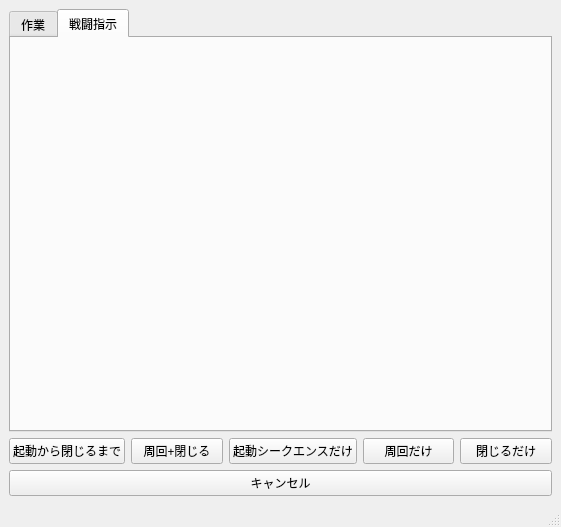
The window that GUIprototype4.ui (jeffreytano/AutoHebuban) describes before a commit, drawn with Qt 5.
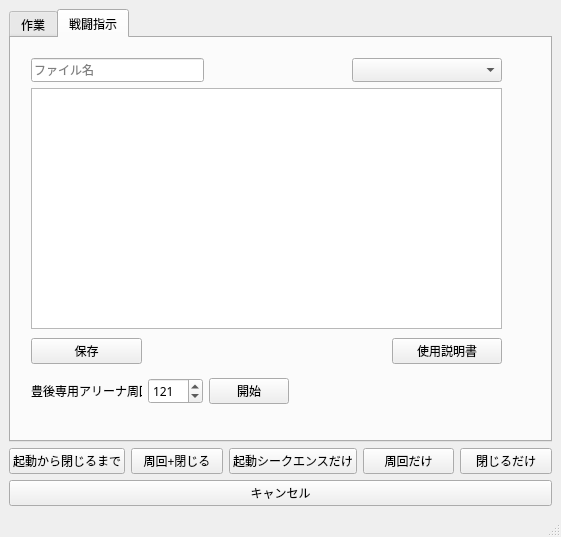
The same window after the commit. The open tabs and pages were chosen to show the change. Icons and pictures are not drawn.

Patch:
```diff
--- a/GUIprototype4.ui
+++ b/GUIprototype4.ui
@@ -7,7 +7,7 @@
     <x>0</x>
     <y>0</y>
     <width>561</width>
-    <height>527</height>
+    <height>537</height>
    </rect>
   </property>
   <property name="windowTitle">
@@ -881,6 +881,128 @@
        <attribute name="title">
         <string>戦闘指示</string>
        </attribute>
+       <widget class="QPlainTextEdit" name="instructionEdit">
+        <property name="geometry">
+         <rect>
+          <x>20</x>
+          <y>50</y>
+          <width>471</width>
+          <height>241</height>
+         </rect>
+        </property>
+       </widget>
+       <widget class="QWidget" name="">
+        <property name="geometry">
+         <rect>
+          <x>20</x>
+          <y>340</y>
+          <width>258</width>
+          <height>26</height>
+         </rect>
+        </property>
+        <layout class="QHBoxLayout" name="bunchanLayout">
+         <item>
+          <widget class="QLabel" name="bunchanLabel">
+           <property name="text">
+            <string>豊後専用アリーナ周回</string>
+           </property>
+          </widget>
+         </item>
+         <item>
+          <widget class="QSpinBox" name="bunchanInput">
+           <property name="maximum">
+            <number>1000</number>
+           </property>
+           <property name="value">
+            <number>121</number>
+           </property>
+          </widget>
+         </item>
+         <item>
+          <widget class="QPushButton" name="bunchanButton">
+           <property name="text">
+            <string>開始</string>
+           </property>
+          </widget>
+         </item>
+        </layout>
+       </widget>
+       <widget class="QWidget" name="">
+        <property name="geometry">
+         <rect>
+          <x>20</x>
+          <y>20</y>
+          <width>471</width>
+          <height>24</height>
+         </rect>
+        </property>
+        <layout class="QHBoxLayout" name="horizontalLayout">
+         <property name="spacing">
+          <number>148</number>
+         </property>
+         <item>
+          <widget class="QLineEdit" name="fileName">
+           <property name="placeholderText">
+            <string>ファイル名</string>
+           </property>
+          </widget>
+         </item>
+         <item>
+          <widget class="QComboBox" name="fileComboBox">
+           <property name="minimumSize">
+            <size>
+             <width>150</width>
+             <height>0</height>
+            </size>
+           </property>
+          </widget>
+         </item>
+        </layout>
+       </widget>
+       <widget class="QWidget" name="">
+        <property name="geometry">
+         <rect>
+          <x>20</x>
+          <y>300</y>
+          <width>471</width>
+          <height>26</height>
+         </rect>
+        </property>
+        <layout class="QHBoxLayout" name="saveInfoLayout">
+         <property name="spacing">
+          <number>250</number>
+         </property>
+         <item>
+          <widget class="QPushButton" name="saveButton">
+           <property name="text">
+            <string>保存</string>
+           </property>
+          </widget>
+         </item>
+         <item>
+          <widget class="QPushButton" name="infoButton">
+           <property name="sizePolicy">
+            <sizepolicy hsizetype="Minimum" vsizetype="Fixed">
+             <horstretch>0</horstretch>
+             <verstretch>2</verstretch>
+            </sizepolicy>
+           </property>
+           <property name="minimumSize">
+            <size>
+             <width>3</width>
+             <height>0</height>
+            </size>
+           </property>
+           <property name="text">
+            <string>使用説明書</string>
+           </property>
+           <property name="icon">
+            <iconset theme="QIcon::ThemeIcon::HelpAbout"/>
+           </property>
+          </widget>
+         </item>
+        </layout>
+       </widget>
       </widget>
      </widget>
     </item>
```
Left out of the diff: 28 changed lines with no effect on the pictures.
